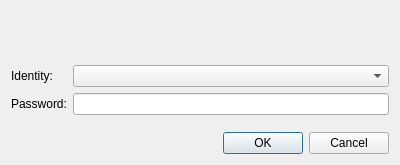
Above: services/services-app/polkit/polkitdialog.ui from nicholasyoder/forest before the change. Below: the same form after it.
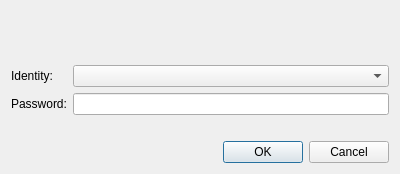
That is the form after the change. Icons and pictures are not drawn.

What changed in the file:
```diff
--- a/services/services-app/polkit/polkitdialog.ui
+++ b/services/services-app/polkit/polkitdialog.ui
@@ -7,7 +7,7 @@
     <x>0</x>
     <y>0</y>
     <width>400</width>
-    <height>165</height>
+    <height>172</height>
    </rect>
   </property>
   <property name="windowTitle">
@@ -45,6 +45,9 @@
      <property name="standardButtons">
       <set>QDialogButtonBox::Cancel|QDialogButtonBox::Ok</set>
      </property>
+     <property name="centerButtons">
+      <bool>false</bool>
+     </property>
     </widget>
    </item>
    <item row="0" column="1">
@@ -80,6 +83,13 @@
      </property>
     </spacer>
    </item>
+   <item row="3" column="1">
+    <widget class="QLabel" name="error_label">
+     <property name="text">
+      <string/>
+     </property>
+    </widget>
+   </item>
   </layout>
  </widget>
  <resources/>
```
Left out of the diff: 3 changed lines with no effect on the pictures.
